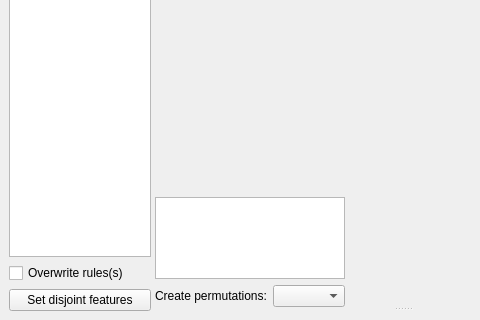
Old version of the form Dev/Lib/Windows/RuleAssistantWindow.ui in the repository rmlockwood/FLExTrans; both pictures show x 0 to 480 and y 680 to 1000 of the 660 by 1000 pixel window.
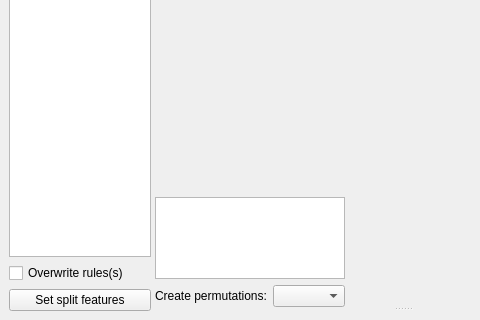
New version of the form.

Commit message: Fixes #1118. Rename disjoint split

Diff of the .ui file:
```diff
--- a/Dev/Lib/Windows/RuleAssistantWindow.ui
+++ b/Dev/Lib/Windows/RuleAssistantWindow.ui
@@ -79,7 +79,7 @@
         <item>
          <widget class="QPushButton" name="disjoint_button">
           <property name="text">
-           <string>Set disjoint features</string>
+           <string>Set split features</string>
           </property>
          </widget>
         </item>
```
The commit also changes 26 other files.
